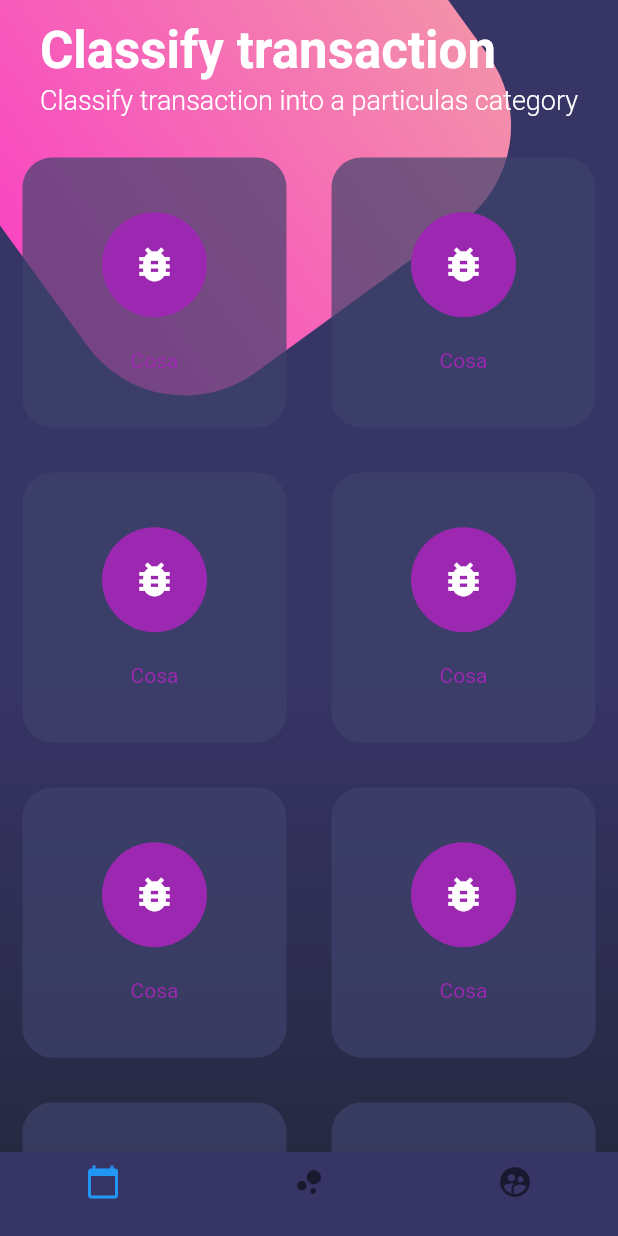
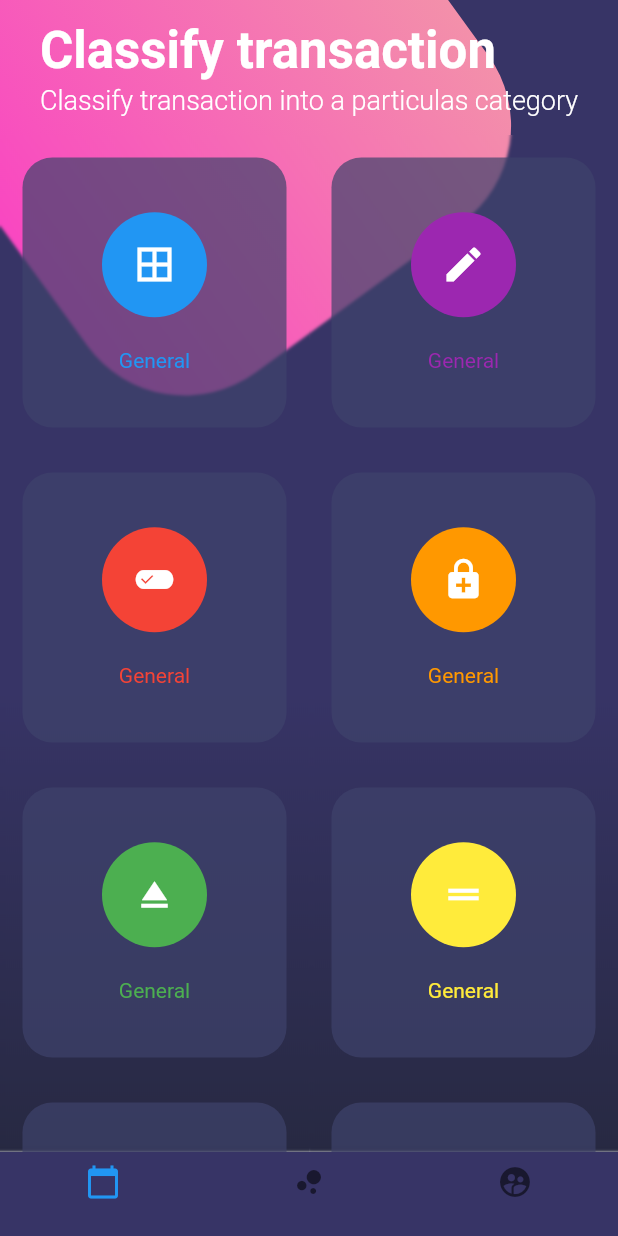
Before and after one commit to ilodi/flutterUI, a Flutter app: the screen it shows after launch, on a phone screen of 412 x 824 dp. Run offline on Flutter 3.47's test engine with Material 2 defaults, Android fonts, the phone set to English and light mode, and no system bars.

Commit message:
termino diseño

```diff
--- a/lib/src/pages/compuesto_pages.dart
+++ b/lib/src/pages/compuesto_pages.dart
@@ -1,4 +1,5 @@
 import 'dart:math';
+import 'dart:ui';
 
 import 'package:flutter/material.dart';
 
@@ -127,23 +128,38 @@ class CompuestoPage extends StatelessWidget {
     return Table(
       children: [
         TableRow(
-          children: [_crearBotonRedondeado(), _crearBotonRedondeado()],
+          children: [
+            _crearBotonRedondeado(Colors.blue, Icons.border_all, 'General'),
+            _crearBotonRedondeado(Colors.purple, Icons.edit, 'General'),
+          ],
         ),
         TableRow(
-          children: [_crearBotonRedondeado(), _crearBotonRedondeado()],
+          children: [
+            _crearBotonRedondeado(Colors.red, Icons.edit_attributes, 'General'),
+            _crearBotonRedondeado(Colors.orange, Icons.enhanced_encryption, 'General'),
+          ],
         ),
         TableRow(
-          children: [_crearBotonRedondeado(), _crearBotonRedondeado()],
+          children: [
+            _crearBotonRedondeado(Colors.green, Icons.eject, 'General'),
+            _crearBotonRedondeado(Colors.yellow, Icons.drag_handle, 'General'),
+          ],
         ),
         TableRow(
-          children: [_crearBotonRedondeado(), _crearBotonRedondeado()],
+          children: [
+            _crearBotonRedondeado(Colors.blueAccent, Icons.dvr, 'General'),
+            _crearBotonRedondeado(Colors.lightBlue, Icons.directions_bus, 'General'),
+          ],
         )
       ],
     );
   }
 
-  Widget _crearBotonRedondeado() {
-    return Container(
+  Widget _crearBotonRedondeado(Color color, IconData icono, String texto) {
+    return ClipRect(
+      child: BackdropFilter(
+        filter: ImageFilter.blur(sigmaX: 1.0, sigmaY: 1.0),
+        child: Container(
           height: 180.0,
           margin: EdgeInsets.all(15.0),
           decoration: BoxDecoration(
@@ -157,23 +173,25 @@ class CompuestoPage extends StatelessWidget {
                 height: 5.0,
               ),
               CircleAvatar(
-            backgroundColor: Colors.purple,
+                backgroundColor: color,
                 radius: 35.0,
                 child: Icon(
-              Icons.bug_report,
+                  icono,
                   color: Colors.white,
                   size: 30.0,
                 ),
               ),
               Text(
-            'Cosa',
-            style: TextStyle(color: Colors.purple),
+                texto,
+                style: TextStyle(color: color),
               ),
               SizedBox(
                 height: 5.0,
               )
             ],
           ),
+        ),
+      ),
     );
   }
 }
```
Lines whose indentation alone changed are shown as unchanged.
